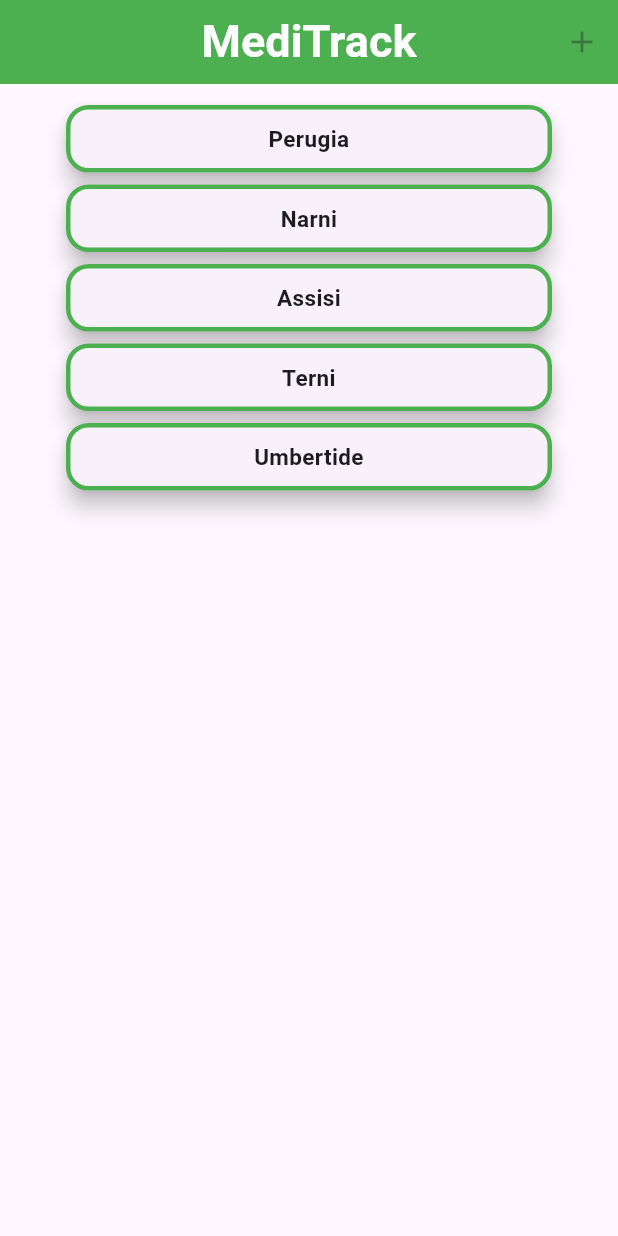
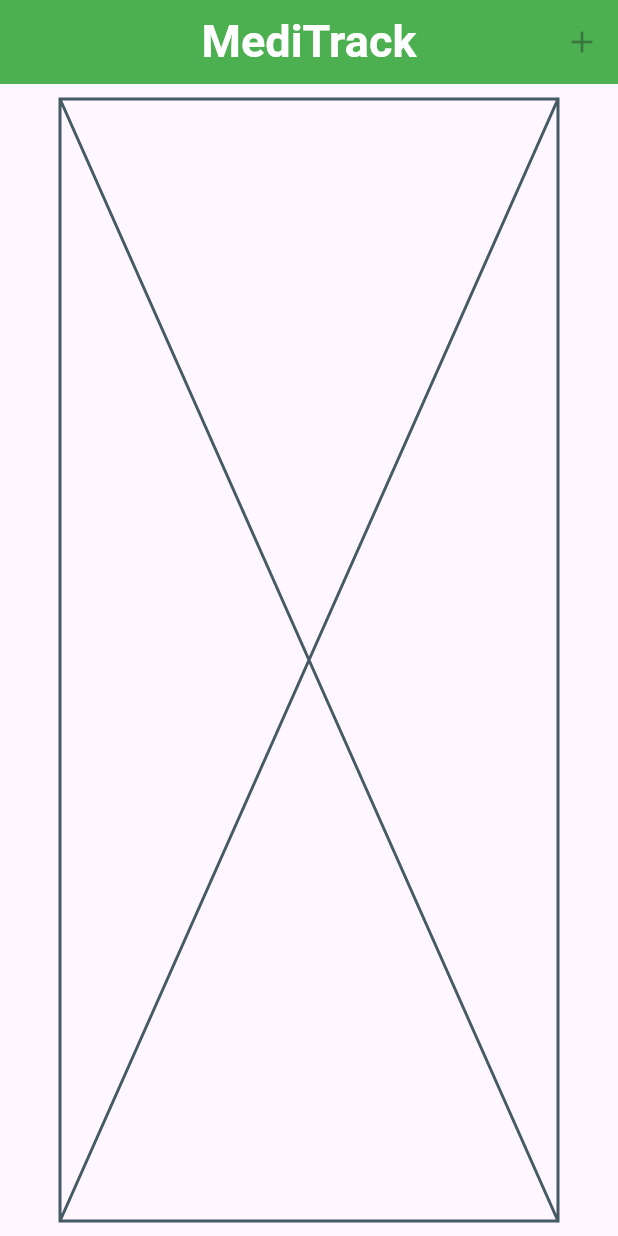
Before and after one commit to km-yao/meditrack, a Flutter app: the screen it shows after launch, on a phone screen of 412 x 824 dp. Run offline on Flutter 3.47's test engine with Material 3 defaults, Android fonts, the phone set to English and light mode, and no system bars.

Commit message:
primi file per MVC

```diff
--- /dev/null
+++ b/lib/models/med.dart
@@ -0,0 +1,10 @@
+import 'package:flutter/material.dart';
+
+class Med extends StatelessWidget {
+  const Med({super.key});
+
+  @override
+  Widget build(BuildContext context) {
+    return const Placeholder();
+  }
+}
--- a/lib/pages/homepage.dart
+++ b/lib/pages/homepage.dart
@@ -10,14 +10,6 @@ class Homepage extends StatefulWidget {
 }
 
 class _HomepageState extends State<Homepage> {
-
-  final List<City> _cities = [
-    City(id: 1, idRegione: 1, popolazione: 160000, nome: 'Perugia', provincia: 'PG'),
-    City(id: 2, idRegione: 1, popolazione: 60000, nome: 'Narni', provincia: 'TR'),
-    City(id: 3, idRegione: 1, popolazione: 40000, nome: 'Assisi', provincia: 'PG'),
-    City(id: 4, idRegione: 1, popolazione: 140000, nome: 'Terni', provincia: 'TR'),
-    City(id: 5, idRegione: 1, popolazione: 25000, nome: 'Umbertide', provincia: 'PG'),
-  ];
 
   @override
   Widget build(BuildContext context) {
@@ -33,13 +25,12 @@ class _HomepageState extends State<Homepage> {
       body: Center(
         child: Padding(
           padding: const EdgeInsets.symmetric(vertical: 10, horizontal: 40),
-          child: ListView.builder(
-            itemCount: _cities.length,
-            itemBuilder: (context, index) {
-              City currentCity = _cities[index];
-              return CityCard(currentCity: currentCity);
-            },
-          ),
+          child: Placeholder()
+          // child: ListView.builder(
+          //   itemCount: _cities.length,
+          //   itemBuilder: (context, index) {}
+
+          // ),
         ),
       )
     );
```
Also changed, not shown: lib/models/med_response.dart (added), lib/providers/med_provider.dart (added), lib/providers/med_service_provider.dart (added), lib/services/med_service.dart (added).
